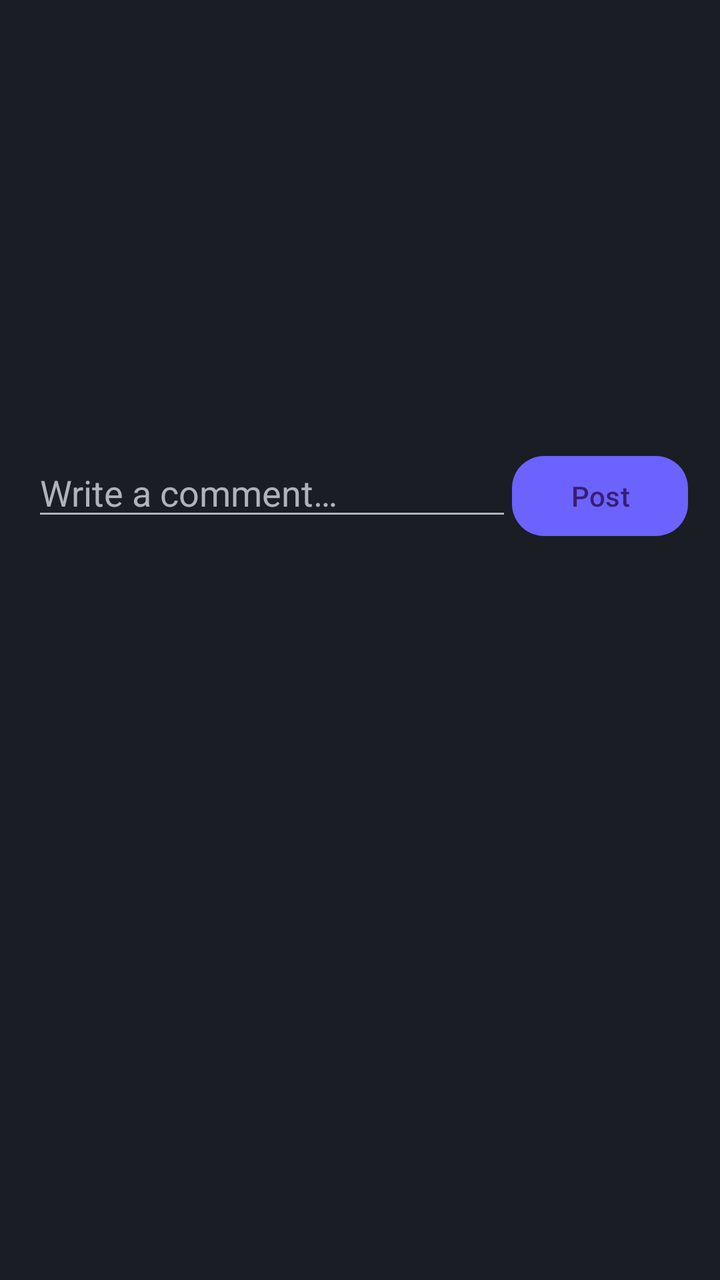
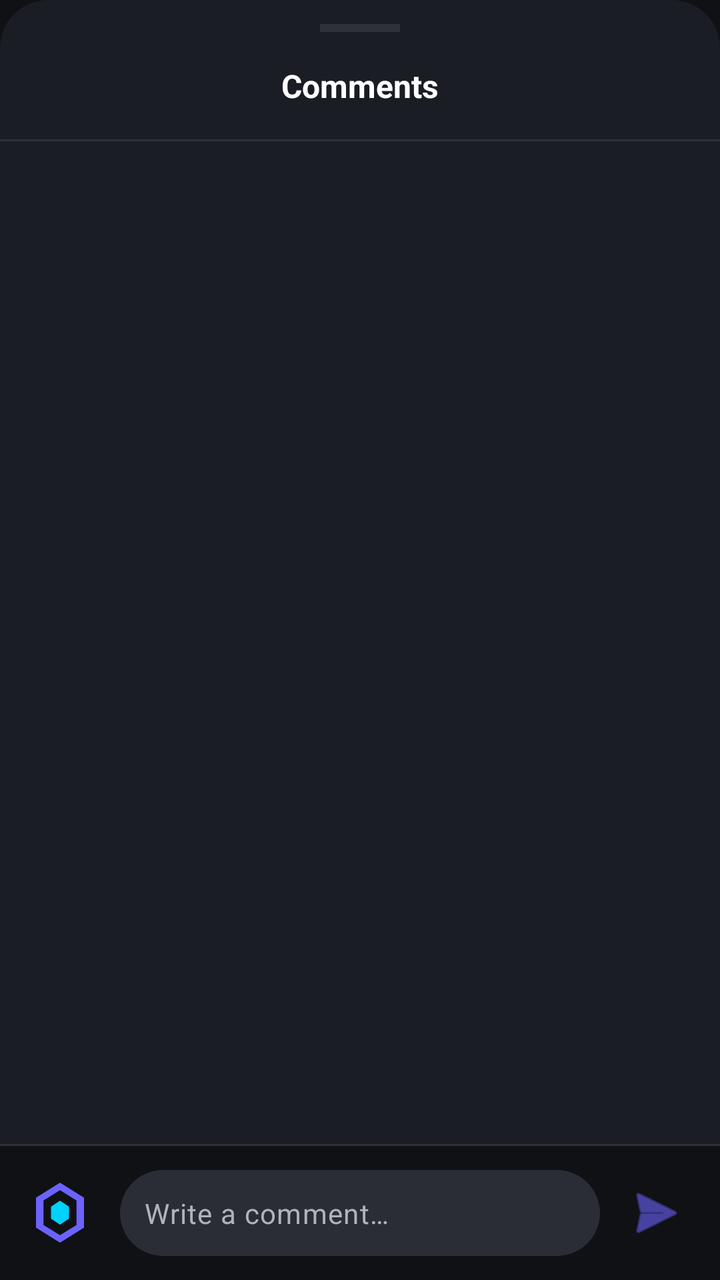

Two renders of the same Android screen: before a commit and after it. Below are the layout's source before the change and the commit's diff.
<!-- AndroidManifest.xml: application theme Theme.LifeOS -->
<!-- res/layout/dialog_comments.xml -->
<?xml version="1.0" encoding="utf-8"?>
<LinearLayout xmlns:android="http://schemas.android.com/apk/res/android"
    android:layout_width="match_parent"
    android:layout_height="wrap_content"
    android:background="@color/card_background"
    android:orientation="vertical"
    android:padding="16dp">

    <androidx.recyclerview.widget.RecyclerView
        android:id="@+id/recyclerComments"
        android:layout_width="match_parent"
        android:layout_height="200dp" />

    <LinearLayout
        android:layout_width="match_parent"
        android:layout_height="wrap_content"
        android:layout_marginTop="8dp"
        android:orientation="horizontal">

        <EditText
            android:id="@+id/etComment"
            android:layout_width="0dp"
            android:layout_height="wrap_content"
            android:layout_weight="1"
            android:hint="@string/write_comment"
            android:textColor="@color/text_primary"
            android:textColorHint="@color/text_secondary" />

        <com.google.android.material.button.MaterialButton
            android:id="@+id/btnPostComment"
            android:layout_width="wrap_content"
            android:layout_height="wrap_content"
            android:text="@string/post_comment" />
    </LinearLayout>
</LinearLayout>
<!-- resources referenced by this layout -->
<resources>
  <color name="card_background">#1A1D24</color>
  <color name="text_primary">#FFFFFF</color>
  <color name="text_secondary">#B0B3B8</color>
  <string name="post_comment">Post</string>
  <string name="write_comment">Write a comment…</string>
  <style name="Theme.LifeOS" parent="Base.Theme.LifeOS" />
  <style name="Base.Theme.LifeOS" parent="Theme.Material3.Dark.NoActionBar">
          <item name="colorPrimary">@color/primary_accent</item>
          <item name="colorSecondary">@color/secondary_accent</item>
          <item name="android:colorBackground">@color/background</item>
          <item name="colorSurface">@color/card_background</item>
          <item name="android:textColorPrimary">@color/text_primary</item>
          <item name="android:textColorSecondary">@color/text_secondary</item>
          <item name="android:statusBarColor">@color/background</item>
          <item name="android:navigationBarColor">@color/background</item>
          <item name="materialButtonStyle">@style/Widget.LifeOS.Button</item>
          <item name="textInputStyle">@style/Widget.LifeOS.TextInput</item>
      </style>
  <color name="primary_accent">#6C63FF</color>
  <color name="secondary_accent">#00D1FF</color>
  <color name="background">#0F1115</color>
  <style name="Widget.LifeOS.Button" parent="Widget.Material3.Button">
          <item name="cornerRadius">16dp</item>
          <item name="android:textAllCaps">false</item>
      </style>
  <style name="Widget.LifeOS.TextInput" parent="Widget.Material3.TextInputLayout.OutlinedBox">
          <item name="boxCornerRadiusTopStart">12dp</item>
          <item name="boxCornerRadiusTopEnd">12dp</item>
          <item name="boxCornerRadiusBottomStart">12dp</item>
          <item name="boxCornerRadiusBottomEnd">12dp</item>
      </style>
</resources>

<!-- the commit's change to res/layout/dialog_comments.xml (unified diff, before → after) -->
@@ -1,35 +1,103 @@
 <?xml version="1.0" encoding="utf-8"?>
-<LinearLayout xmlns:android="http://schemas.android.com/apk/res/android"
+<androidx.coordinatorlayout.widget.CoordinatorLayout xmlns:android="http://schemas.android.com/apk/res/android"
+    xmlns:app="http://schemas.android.com/apk/res-auto"
     android:layout_width="match_parent"
-    android:layout_height="wrap_content"
-    android:background="@color/card_background"
-    android:orientation="vertical"
-    android:padding="16dp">
-
-    <androidx.recyclerview.widget.RecyclerView
-        android:id="@+id/recyclerComments"
-        android:layout_width="match_parent"
-        android:layout_height="200dp" />
+    android:layout_height="match_parent"
+    android:background="@drawable/bg_bottom_sheet">
 
     <LinearLayout
         android:layout_width="match_parent"
-        android:layout_height="wrap_content"
-        android:layout_marginTop="8dp"
-        android:orientation="horizontal">
+        android:layout_height="match_parent"
+        android:orientation="vertical">
 
-        <EditText
-            android:id="@+id/etComment"
-            android:layout_width="0dp"
-            android:layout_height="wrap_content"
-            android:layout_weight="1"
-            android:hint="@string/write_comment"
-            android:textColor="@color/text_primary"
-            android:textColorHint="@color/text_secondary" />
+        
+        <View
+            android:layout_width="40dp"
+            android:layout_height="4dp"
+            android:layout_gravity="center_horizontal"
+            android:layout_marginTop="12dp"
+            android:background="@color/divider" />
 
-        <com.google.android.material.button.MaterialButton
-            android:id="@+id/btnPostComment"
+        <TextView
+            android:id="@+id/tvCommentsCount"
             android:layout_width="wrap_content"
             android:layout_height="wrap_content"
-            android:text="@string/post_comment" />
+            android:layout_gravity="center_horizontal"
+            android:layout_marginTop="16dp"
+            android:text="@string/comments"
+            android:textColor="@color/text_primary"
+            android:textSize="16sp"
+            android:textStyle="bold" />
+
+        <View
+            android:layout_width="match_parent"
+            android:layout_height="1dp"
+            android:layout_marginTop="16dp"
+            android:background="@color/divider" />
+
+        <androidx.recyclerview.widget.RecyclerView
+            android:id="@+id/recyclerComments"
+            android:layout_width="match_parent"
+            android:layout_height="0dp"
+            android:layout_weight="1"
+            android:clipToPadding="false"
+            android:paddingBottom="16dp" />
+
+        <View
+            android:layout_width="match_parent"
+            android:layout_height="1dp"
+            android:background="@color/divider" />
+
+        
+        <LinearLayout
+            android:layout_width="match_parent"
+            android:layout_height="wrap_content"
+            android:background="@color/background"
+            android:gravity="center_vertical"
+            android:orientation="horizontal"
+            android:padding="12dp">
+
+            <com.google.android.material.imageview.ShapeableImageView
+                android:id="@+id/ivCurrentUser"
+                android:layout_width="36dp"
+                android:layout_height="36dp"
+                android:scaleType="centerCrop"
+                android:src="@drawable/ic_logo"
+                app:shapeAppearanceOverlay="@style/ShapeAppearanceOverlay.App.CornerSize50Percent" />
+
+            <com.google.android.material.textfield.TextInputLayout
+                android:layout_width="0dp"
+                android:layout_height="wrap_content"
+                android:layout_weight="1"
+                android:layout_marginStart="12dp"
+                app:hintEnabled="false"
+                app:boxBackgroundMode="none">
+
+                <EditText
+                    android:id="@+id/etComment"
+                    android:layout_width="match_parent"
+                    android:layout_height="wrap_content"
+                    android:background="@drawable/bg_search_bar"
+                    android:hint="@string/write_comment"
+                    android:inputType="textMultiLine"
+                    android:maxLines="4"
+                    android:padding="12dp"
+                    android:textColor="@color/text_primary"
+                    android:textColorHint="@color/text_secondary"
+                    android:textSize="14sp" />
+            </com.google.android.material.textfield.TextInputLayout>
+
+            <ImageButton
+                android:id="@+id/btnPostComment"
+                android:layout_width="40dp"
+                android:layout_height="40dp"
+                android:layout_marginStart="8dp"
+                android:background="?attr/selectableItemBackgroundBorderless"
+                android:src="@android:drawable/ic_menu_send"
+                app:tint="@color/primary_accent"
+                android:contentDescription="@string/post_comment" />
+
+        </LinearLayout>
     </LinearLayout>
-</LinearLayout>
+
+</androidx.coordinatorlayout.widget.CoordinatorLayout>
<!-- resource entries referenced after the edit -->
@@ -1,11 +1,48 @@
 <!-- resources referenced by this layout -->
 <resources>
-  <color name="card_background">#1A1D24</color>
+  <color name="background">#0F1115</color>
+  <color name="divider">#2E3238</color>
+  <color name="primary_accent">#6C63FF</color>
   <color name="text_primary">#FFFFFF</color>
   <color name="text_secondary">#B0B3B8</color>
+  <!-- drawable bg_bottom_sheet (drawable) -->
+  <?xml version="1.0" encoding="utf-8"?>
+  <shape xmlns:android="http://schemas.android.com/apk/res/android">
+      <solid android:color="@color/card_background" />
+      <corners
+          android:topLeftRadius="24dp"
+          android:topRightRadius="24dp" />
+  </shape>
+  <!-- drawable bg_search_bar (drawable) -->
+  <?xml version="1.0" encoding="utf-8"?>
+  <shape xmlns:android="http://schemas.android.com/apk/res/android">
+      <solid android:color="@color/chip_background" />
+      <corners android:radius="24dp" />
+  </shape>
+  <!-- drawable ic_logo (drawable) -->
+  <?xml version="1.0" encoding="utf-8"?>
+  <vector xmlns:android="http://schemas.android.com/apk/res/android"
+      android:width="120dp"
+      android:height="120dp"
+      android:viewportWidth="24"
+      android:viewportHeight="24">
+      <path
+          android:fillColor="@color/primary_accent"
+          android:pathData="M12,2L4,7v10l8,5 8,-5V7L12,2zM12,4.5l5.5,3.44V16.1L12,19.5 6.5,16.1V7.94L12,4.5z" />
+      <path
+          android:fillColor="@color/secondary_accent"
+          android:pathData="M12,8l-3,2v4l3,2 3,-2v-4L12,8z" />
+  </vector>
+  <string name="comments">Comments</string>
   <string name="post_comment">Post</string>
   <string name="write_comment">Write a comment…</string>
+  <style name="ShapeAppearanceOverlay.App.CornerSize50Percent" parent="">
+          <item name="cornerSize">50%</item>
+      </style>
   <style name="Theme.LifeOS" parent="Base.Theme.LifeOS" />
+  <color name="card_background">#1A1D24</color>
+  <color name="chip_background">#2A2D35</color>
+  <color name="secondary_accent">#00D1FF</color>
   <style name="Base.Theme.LifeOS" parent="Theme.Material3.Dark.NoActionBar">
           <item name="colorPrimary">@color/primary_accent</item>
           <item name="colorSecondary">@color/secondary_accent</item>
@@ -18,9 +55,6 @@
           <item name="materialButtonStyle">@style/Widget.LifeOS.Button</item>
           <item name="textInputStyle">@style/Widget.LifeOS.TextInput</item>
       </style>
-  <color name="primary_accent">#6C63FF</color>
-  <color name="secondary_accent">#00D1FF</color>
-  <color name="background">#0F1115</color>
   <style name="Widget.LifeOS.Button" parent="Widget.Material3.Button">
           <item name="cornerRadius">16dp</item>
           <item name="android:textAllCaps">false</item>
